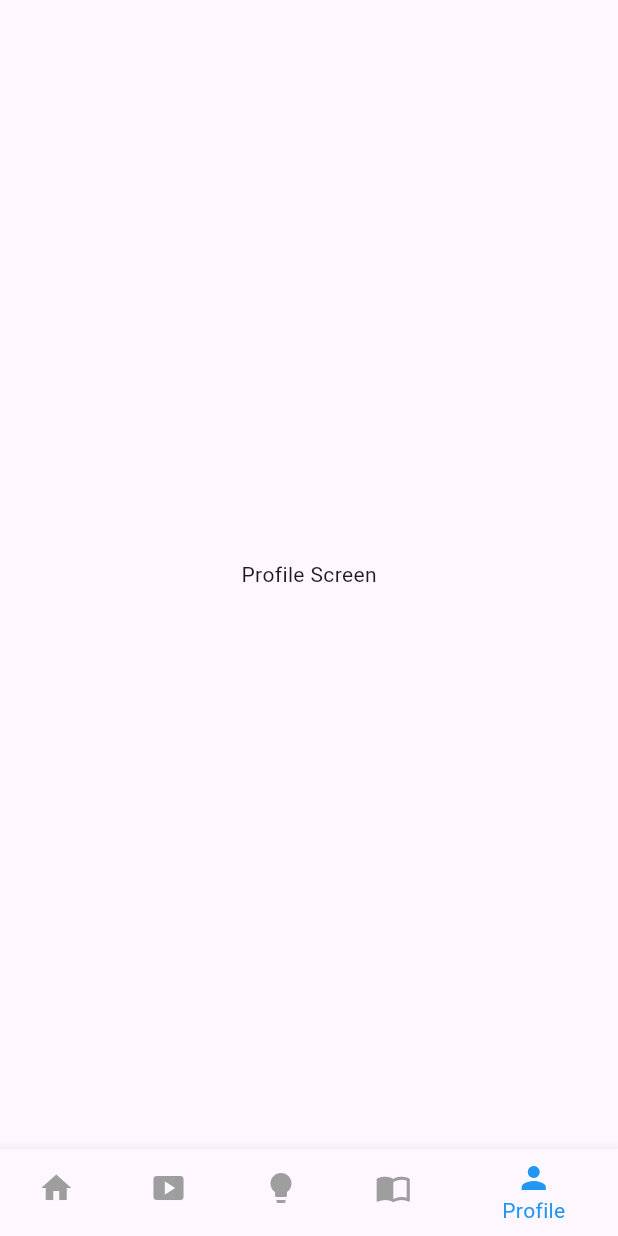
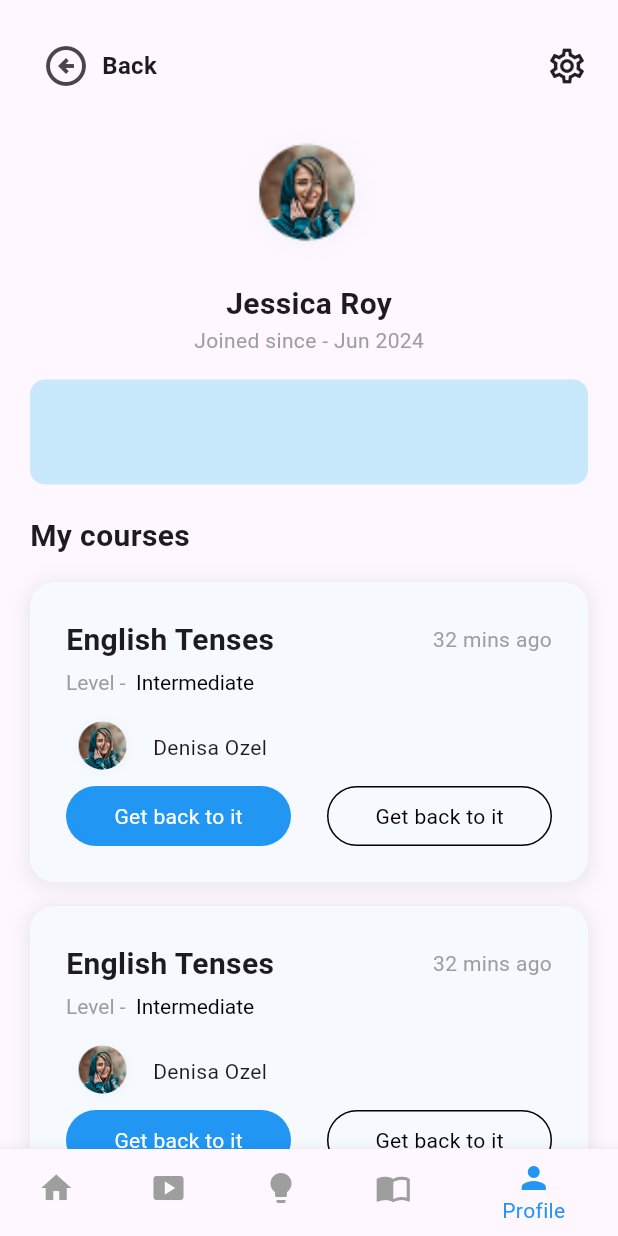
Before and after one commit to dev-shaon/Learnova-App, a Flutter app: the BottomNavigationScreen screen opened directly, item 5 of the bottom bar chosen, on a phone screen of 412 x 824 dp. Run offline on Flutter 3.47's test engine with Material 3 defaults, Android fonts, the phone set to English and light mode, and no system bars.

Commit message:
Profile screen 95% done

```diff
--- a/lib/Screens/Bottom Navbar Screens/Bottom_Navigation_screen.dart
+++ b/lib/Screens/Bottom Navbar Screens/Bottom_Navigation_screen.dart
@@ -1,5 +1,6 @@
 import 'package:flutter/material.dart';
 import 'package:learnova_app/Screens/Bottom%20Navbar%20Screens/Home_Screen.dart';
+import 'package:learnova_app/Screens/Bottom%20Navbar%20Screens/Profile_Screen.dart';
 import 'package:learnova_app/Screens/Bottom%20Navbar%20Screens/Video_Screen.dart';
 
 class BottomNavigationScreen extends StatefulWidget {
@@ -17,7 +18,7 @@ class _BottomNavigationScreenState extends State<BottomNavigationScreen> {
     VideoScreen(),
     Center(child: Text("Profile Screen")),
     Center(child: Text("Profile Screen")),
-    Center(child: Text("Profile Screen")),
+    ProfileScreen()
   ];
 
   @override
--- a/lib/Screens/Bottom Navbar Screens/Profile_Screen.dart
+++ b/lib/Screens/Bottom Navbar Screens/Profile_Screen.dart
@@ -0,0 +1,96 @@
+import 'package:flutter/material.dart';
+import 'package:learnova_app/Widgets/Course_Widget.dart';
+
+class ProfileScreen extends StatelessWidget {
+  const ProfileScreen({super.key});
+
+  @override
+  Widget build(BuildContext context) {
+    return Scaffold(
+      body: SafeArea(
+        child: SingleChildScrollView(
+          padding: const EdgeInsets.all(20),
+          child: Column(
+            crossAxisAlignment: CrossAxisAlignment.start,
+            children: [
+
+              Row(
+                mainAxisAlignment: MainAxisAlignment.spaceBetween,
+                children: [
+                  Row(
+                    children: [
+                      IconButton(
+                        onPressed: () => Navigator.pop(context),
+                        icon: Icon(Icons.arrow_circle_left_outlined, size: 32),
+                      ),
+                      Text(
+                        "Back",
+                        style: TextStyle(
+                          fontSize: 16,
+                          fontWeight: FontWeight.bold,
+                        ),
+                      ),
+                    ],
+                  ),
+                  Icon(Icons.settings_outlined, size: 28),
+                ],
+              ),
+
+              const SizedBox(height: 12),
+
+              Center(
+                child: Column(
+                  children: [
+                    ClipRRect(
+                      borderRadius: BorderRadius.circular(20),
+                      child: Image.asset(
+                        "assets/images/profile.png",
+                        height: 100,
+                        width: 100,
+                        fit: BoxFit.cover,
+                      ),
+                    ),
+                    const SizedBox(height: 8),
+                    Text(
+                      "Jessica Roy",
+                      style: TextStyle(
+                        fontSize: 20,
+                        fontWeight: FontWeight.bold,
+                      ),
+                    ),
+                    Text(
+                      "Joined since - Jun 2024",
+                      style: TextStyle(color: Colors.grey),
+                    ),
+                    const SizedBox(height: 16),
+                    Container(
+                      height: 70,
+                      width: double.infinity,
+                      decoration: BoxDecoration(
+                        color: Color(0xFFC7E9FB),
+                        borderRadius: BorderRadius.circular(10),
+                      ),
+                    ),
+                  ],
+                ),
+              ),
+
+              const SizedBox(height: 20),
+
+              Text(
+                "My courses",
+                style: TextStyle(fontSize: 20, fontWeight: FontWeight.bold),
+              ),
+
+              const SizedBox(height: 16),
+
+              CourseCard(),
+              const SizedBox(height: 16),
+              CourseCard(),
+            ],
+          ),
+        ),
+      ),
+    );
+  }
+}
--- /dev/null
+++ b/lib/Widgets/Course_Widget.dart
@@ -0,0 +1,112 @@
+import 'package:flutter/material.dart';
+
+class CourseCard extends StatelessWidget {
+  const CourseCard({super.key});
+
+  @override
+  Widget build(BuildContext context) {
+    return Container(
+      height: 200,
+      width: double.infinity,
+      decoration: BoxDecoration(
+        color: Color(0xFFF6FAFF),
+        borderRadius: BorderRadius.circular(16),
+        boxShadow: [
+          BoxShadow(
+            color: Colors.grey.withOpacity(0.2),
+            blurRadius: 10,
+            spreadRadius: 2,
+            offset: Offset(0, 2),
+          ),
+        ],
+      ),
+      child: Padding(
+        padding: const EdgeInsets.all(24),
+        child: Column(
+          crossAxisAlignment: CrossAxisAlignment.start,
+          children: [
+            Row(
+              mainAxisAlignment: MainAxisAlignment.spaceBetween,
+              children: [
+                Text(
+                  "English Tenses",
+                  style: TextStyle(fontSize: 20, fontWeight: FontWeight.bold),
+                ),
+                Text('32 mins ago', style: TextStyle(color: Colors.grey)),
+              ],
+            ),
+
+            const SizedBox(height: 6),
+
+            RichText(
+              text: TextSpan(
+                text: "Level - ",
+                style: TextStyle(color: Colors.grey, fontSize: 14),
+                children: [
+                  TextSpan(
+                    text: " Intermediate",
+                    style: TextStyle(color: Colors.black),
+                  ),
+                ],
+              ),
+            ),
+
+            const SizedBox(height: 10),
+
+            Row(
+              children: [
+                ClipRRect(
+                  borderRadius: BorderRadius.circular(20),
+                  child: Image.asset(
+                    "assets/images/profile.png",
+                    height: 50,
+                    width: 50,
+                    fit: BoxFit.cover,
+                  ),
+                ),
+                const SizedBox(width: 8),
+                Text("Denisa Ozel"),
+              ],
+            ),
+
+            const Spacer(),
+
+            Row(
+              mainAxisAlignment: MainAxisAlignment.spaceBetween,
+              children: [
+                Container(
+                  height: 40,
+                  width: 150,
+                  decoration: BoxDecoration(
+                    color: Colors.blue,
+                    borderRadius: BorderRadius.circular(30),
+                  ),
+                  child: Center(
+                    child: Text(
+                      "Get back to it",
+                      style: TextStyle(color: Colors.white),
+                    ),
+                  ),
+                ),
+                Container(
+                  height: 40,
+                  width: 150,
+                  decoration: BoxDecoration(
+                    border: Border.all(color: Colors.black),
+                    borderRadius: BorderRadius.circular(30),
+                  ),
+                  child: Center(
+                    child: Text(
+                      "Get back to it",
+                      style: TextStyle(color: Colors.black),
+                    ),
+                  ),
+                ),
+              ],
+            ),
+          ],
+        ),
+      ),
+    );
+  }
+}
```
